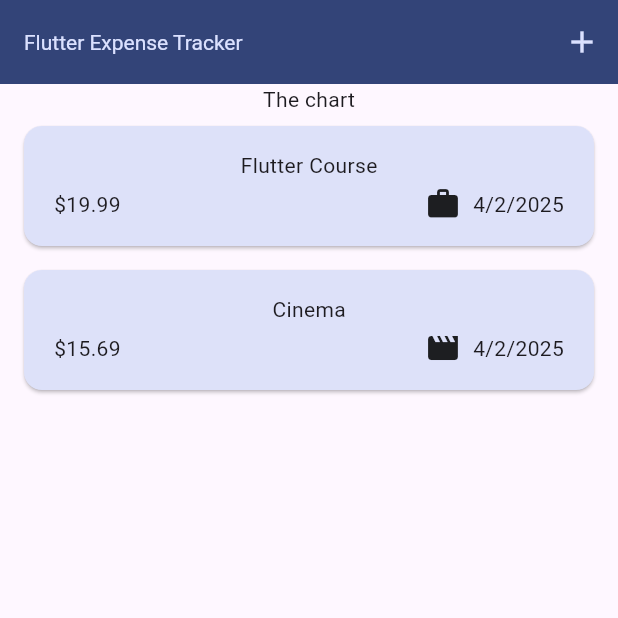
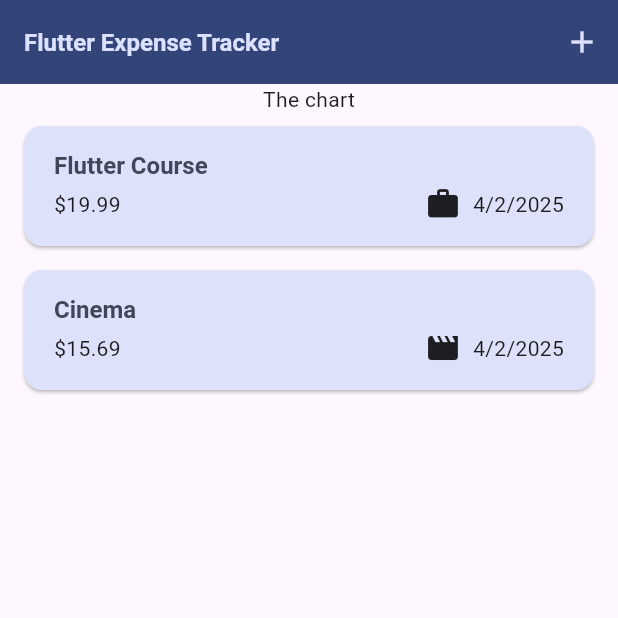
Before and after one commit to HazeyWazy/expense-tracker, a Flutter app: the screen it shows after launch, on a phone screen of 412 x 824 dp, the top half of it. Run offline on Flutter 3.47's test engine with Material 3 defaults, Android fonts, the phone set to English and light mode, and no system bars.

Commit message:
Use theme data in widgets

```diff
--- a/lib/main.dart
+++ b/lib/main.dart
@@ -28,9 +28,9 @@ void main() {
         ),
         textTheme: ThemeData().textTheme.copyWith(
               titleLarge: TextStyle(
-                fontWeight: FontWeight.normal,
+                fontWeight: FontWeight.bold,
                 color: kColorScheme.onSecondaryContainer,
-                fontSize: 14,
+                fontSize: 16,
               ),
             ),
       ),
--- a/lib/widgets/expenses_list/expense_item.dart
+++ b/lib/widgets/expenses_list/expense_item.dart
@@ -15,8 +15,12 @@ class ExpenseItem extends StatelessWidget {
           vertical: 16,
         ),
         child: Column(
+          crossAxisAlignment: CrossAxisAlignment.start,
           children: [
-            Text(expense.title),
+            Text(
+              expense.title,
+              style: Theme.of(context).textTheme.titleLarge,
+            ),
             const SizedBox(height: 4),
             Row(
               children: [
--- a/lib/widgets/expenses_list/expenses_list.dart
+++ b/lib/widgets/expenses_list/expenses_list.dart
@@ -18,6 +18,12 @@ class ExpensesList extends StatelessWidget {
       itemCount: expenses.length,
       itemBuilder: (ctx, index) => Dismissible(
         key: ValueKey(expenses[index]),
+        background: Container(
+          color: Theme.of(context).colorScheme.error.withValues(alpha: 0.75),
+          margin: EdgeInsets.symmetric(
+            horizontal: Theme.of(context).cardTheme.margin!.horizontal,
+          ),
+        ),
         onDismissed: (direction) {
           onRemoveExpense(expenses[index]);
         },
```
